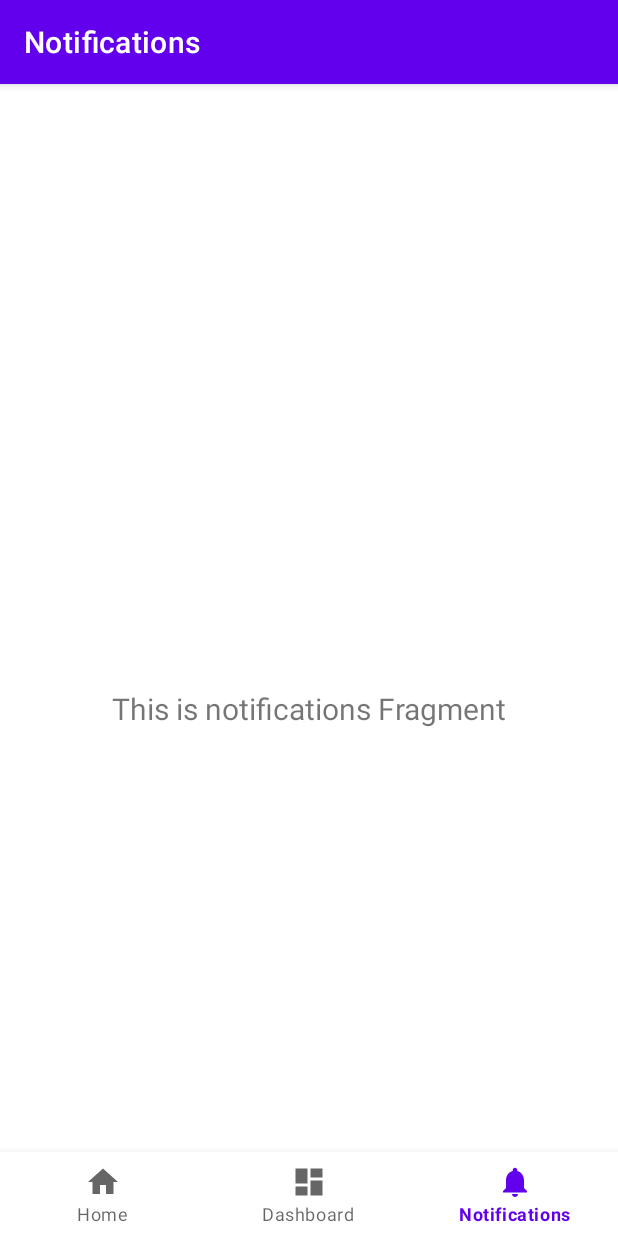
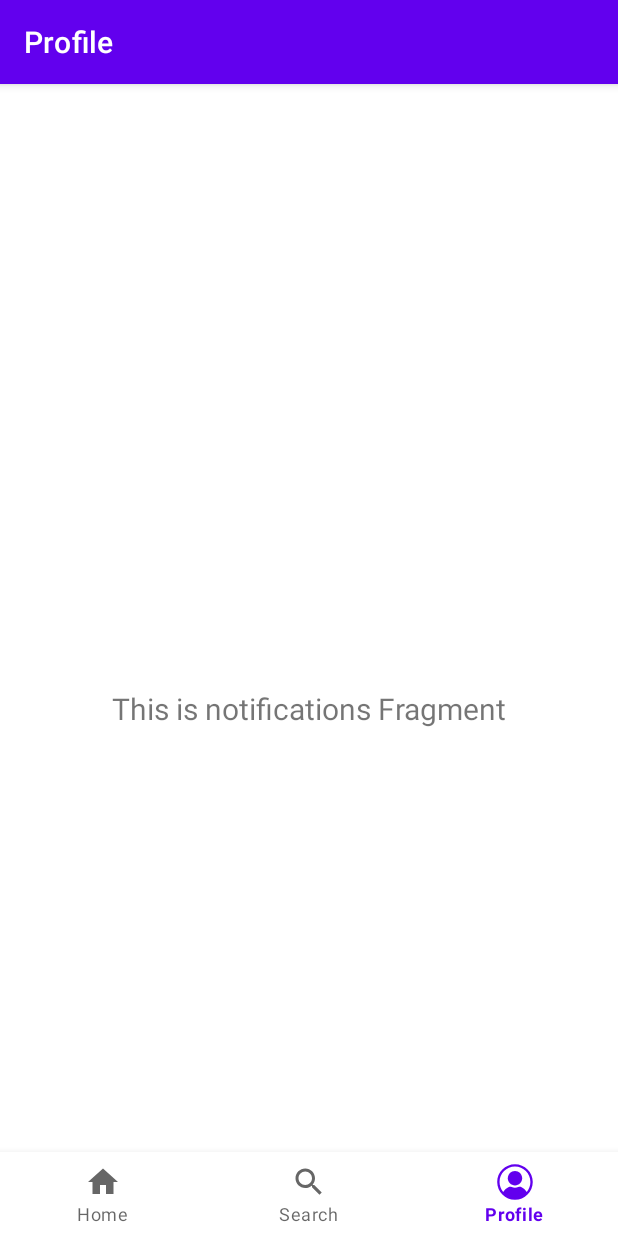
Before and after one commit to 60letamozgovnet/firstAndroidApp, an Android app: the screen it shows after launch (MainActivity), item 3 of the bottom bar chosen, on a phone screen of 412 x 824 dp. Run offline under Robolectric (Android 15) with nearby library versions, the phone set to English and light mode, and no system bars; our stand-ins replace navigation-ui.

Commit message:
new icons in app

```diff
--- a/app/src/main/java/com/example/app2/MainActivity.kt
+++ b/app/src/main/java/com/example/app2/MainActivity.kt
@@ -8,9 +8,6 @@ import androidx.navigation.ui.AppBarConfiguration
 import androidx.navigation.ui.setupActionBarWithNavController
 import androidx.navigation.ui.setupWithNavController
 import com.example.app2.databinding.ActivityMainBinding
-
-//TEST COMMIT  4
-
 
 class MainActivity : AppCompatActivity() {
 
--- /dev/null
+++ b/app/src/main/res/drawable/baseline_search_24.xml
@@ -0,0 +1,5 @@
+<vector xmlns:android="http://schemas.android.com/apk/res/android" android:height="24dp" android:tint="#000000" android:viewportHeight="24" android:viewportWidth="24" android:width="24dp">
+
+    <path android:fillColor="@android:color/white" android:pathData="M15.5,14h-0.79l-0.28,-0.27C15.41,12.59 16,11.11 16,9.5 16,5.91 13.09,3 9.5,3S3,5.91 3,9.5 5.91,16 9.5,16c1.61,0 3.09,-0.59 4.23,-1.57l0.27,0.28v0.79l5,4.99L20.49,19l-4.99,-5zM9.5,14C7.01,14 5,11.99 5,9.5S7.01,5 9.5,5 14,7.01 14,9.5 11.99,14 9.5,14z"/>
+
+</vector>
--- /dev/null
+++ b/app/src/main/res/drawable/profile.xml
@@ -0,0 +1,5 @@
+<vector xmlns:android="http://schemas.android.com/apk/res/android" android:height="24dp" android:viewportHeight="256" android:viewportWidth="256" android:width="24dp">
+
+    <path android:fillColor="#000000" android:fillType="nonZero" android:pathData="M225.18,208.49C243.36,186.59 254.31,158.48 254.31,127.86C254.31,58.13 197.58,1.41 127.86,1.41C58.13,1.41 1.41,58.13 1.41,127.86c0,30.62 10.95,58.73 29.13,80.64c0.3,0.45 0.64,0.89 1.08,1.25c0.01,0.01 0.01,0.01 0.02,0.01C54.84,236.99 89.35,254.31 127.86,254.31c38.5,0 73.02,-17.32 96.23,-44.55c0.01,-0.01 0.01,-0.01 0.02,-0.01C224.54,209.37 224.89,208.94 225.18,208.49zM127.86,12.65c63.53,0 115.21,51.68 115.21,115.21c0,25.76 -8.5,49.58 -22.85,68.79c-17.09,-18.28 -38.99,-30.88 -62.95,-36.59c18.26,-10.31 30.63,-29.87 30.63,-52.29c0,-33.11 -26.93,-60.04 -60.04,-60.04c-33.11,0 -60.04,26.93 -60.04,60.04c0,22.42 12.38,41.98 30.63,52.29c-23.96,5.71 -45.86,18.32 -62.95,36.59C21.15,177.44 12.65,153.62 12.65,127.86C12.65,64.33 64.33,12.65 127.86,12.65zM127.86,156.57c-26.91,0 -48.8,-21.89 -48.8,-48.8S100.95,58.96 127.86,58.96s48.8,21.89 48.8,48.8S154.77,156.57 127.86,156.57zM127.86,243.07c-33.68,0 -64.03,-14.53 -85.11,-37.65C64.58,181.47 95.31,167.81 127.86,167.81c32.54,0 63.28,13.67 85.11,37.61C191.89,228.54 161.54,243.07 127.86,243.07z" android:strokeColor="#00000000" android:strokeLineCap="butt" android:strokeLineJoin="miter" android:strokeWidth="2.81"/>
+
+</vector>
--- /dev/null
+++ b/app/src/main/res/drawable/profile_blck.xml
@@ -0,0 +1,7 @@
+<vector xmlns:android="http://schemas.android.com/apk/res/android" android:autoMirrored="true" android:height="24dp" android:viewportHeight="256" android:viewportWidth="256" android:width="24dp">
+
+    <path android:fillColor="#000000" android:fillType="nonZero" android:pathData="M127.86,152.35c-28.16,0 -51.07,-22.91 -51.07,-51.07S99.69,50.21 127.86,50.21c28.16,0 51.07,22.91 51.07,51.07S156.02,152.35 127.86,152.35z" android:strokeColor="#00000000" android:strokeLineCap="butt" android:strokeLineJoin="miter" android:strokeWidth="2.81"/>
+
+    <path android:fillColor="#000000" android:fillType="nonZero" android:pathData="M127.86,1.41C58.13,1.41 1.41,58.13 1.41,127.86c0,69.72 56.73,126.45 126.45,126.45c69.72,0 126.45,-56.73 126.45,-126.45C254.31,58.13 197.58,1.41 127.86,1.41zM211.65,198.38c-9.96,-14.76 -23.76,-26.89 -39.79,-34.66c-6.35,-3.08 -13.77,-3.03 -20.36,0.13c-7.41,3.56 -15.37,5.37 -23.65,5.37c-8.28,0 -16.23,-1.81 -23.65,-5.37c-6.58,-3.16 -14.01,-3.21 -20.36,-0.13c-16.02,7.77 -29.83,19.89 -39.79,34.66C27.98,179.3 18.27,154.7 18.27,127.86C18.27,67.43 67.43,18.27 127.86,18.27s109.59,49.16 109.59,109.59C237.45,154.7 227.73,179.3 211.65,198.38z" android:strokeColor="#00000000" android:strokeLineCap="butt" android:strokeLineJoin="miter" android:strokeWidth="2.81"/>
+
+</vector>
--- a/app/src/main/res/menu/bottom_nav_menu.xml
+++ b/app/src/main/res/menu/bottom_nav_menu.xml
@@ -8,12 +8,12 @@
 
     <item
         android:id="@+id/navigation_dashboard"
-        android:icon="@drawable/ic_dashboard_black_24dp"
-        android:title="@string/title_dashboard" />
+        android:icon="@drawable/baseline_search_24"
+        android:title="@string/title_search" />
 
     <item
         android:id="@+id/navigation_notifications"
-        android:icon="@drawable/ic_notifications_black_24dp"
-        android:title="@string/title_notifications" />
+        android:icon="@drawable/profile_blck"
+        android:title="@string/title_profile" />
 
 </menu>
--- a/app/src/main/res/navigation/mobile_navigation.xml
+++ b/app/src/main/res/navigation/mobile_navigation.xml
@@ -14,12 +14,12 @@
     <fragment
         android:id="@+id/navigation_dashboard"
         android:name="com.example.app2.ui.dashboard.DashboardFragment"
-        android:label="@string/title_dashboard"
+        android:label="@string/title_search"
         tools:layout="@layout/fragment_dashboard" />
 
     <fragment
         android:id="@+id/navigation_notifications"
         android:name="com.example.app2.ui.notifications.NotificationsFragment"
-        android:label="@string/title_notifications"
+        android:label="@string/title_profile"
         tools:layout="@layout/fragment_notifications" />
 </navigation>
--- a/app/src/main/res/values/strings.xml
+++ b/app/src/main/res/values/strings.xml
@@ -1,6 +1,6 @@
 <resources>
-    <string name="app_name">app2</string>
+    <string name="app_name">Books</string>
     <string name="title_home">Home</string>
-    <string name="title_dashboard">Dashboard</string>
-    <string name="title_notifications">Notifications</string>
+    <string name="title_search">Search</string>
+    <string name="title_profile">Profile</string>
 </resources>
```
